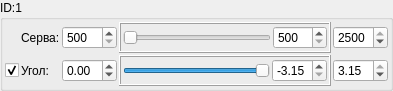
This is servos_settings/servo_control.ui in AlexLexx706/RobotHand as Qt 5 draws it before an edit. The edited form follows.
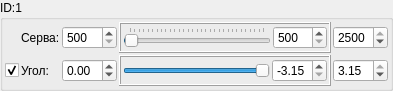
This is the edited form.

Patch:
```diff
--- a/servos_settings/servo_control.ui
+++ b/servos_settings/servo_control.ui
@@ -7,7 +7,7 @@
     <x>0</x>
     <y>0</y>
     <width>393</width>
-    <height>73</height>
+    <height>77</height>
    </rect>
   </property>
   <property name="sizePolicy">
@@ -123,6 +123,18 @@
         <property name="maximum">
          <number>3000</number>
         </property>
+        <property name="singleStep">
+         <number>100</number>
+        </property>
+        <property name="pageStep">
+         <number>100</number>
+        </property>
+        <property name="sliderPosition">
+         <number>21</number>
+        </property>
+        <property name="tracking">
+         <bool>false</bool>
+        </property>
         <property name="orientation">
          <enum>Qt::Horizontal</enum>
         </property>
@@ -133,7 +145,7 @@
          <bool>false</bool>
         </property>
         <property name="tickPosition">
-         <enum>QSlider::NoTicks</enum>
+         <enum>QSlider::TicksAbove</enum>
         </property>
        </widget>
       </item>
```
Left out of the diff: 46 changed lines with no effect on the pictures.
